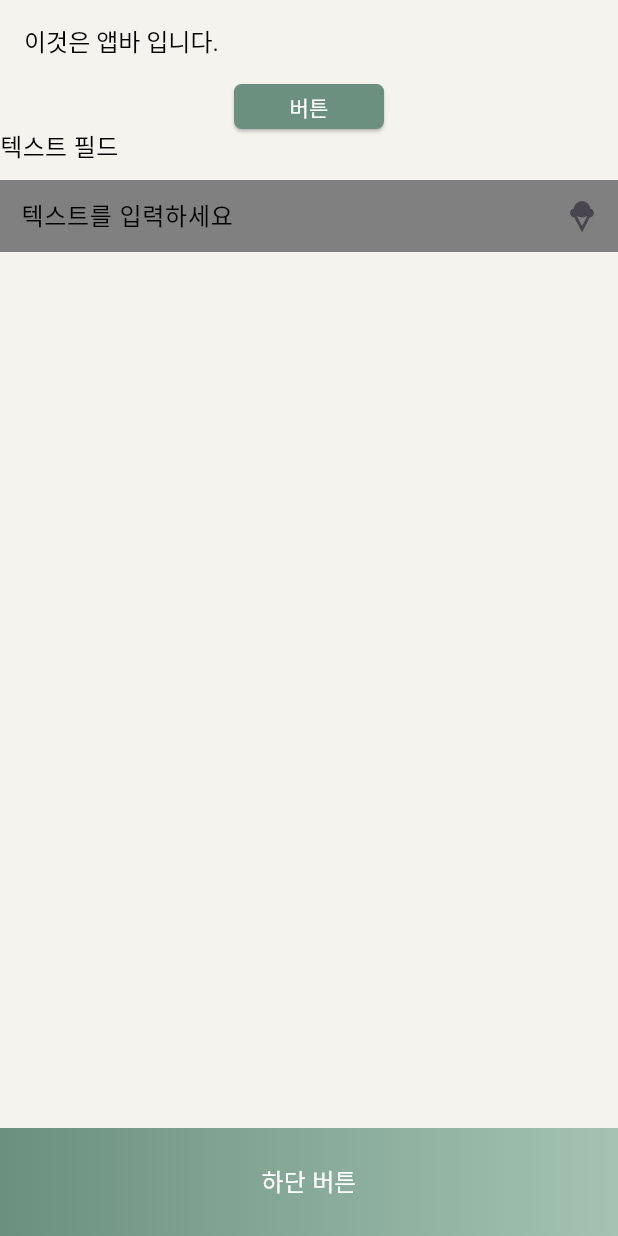
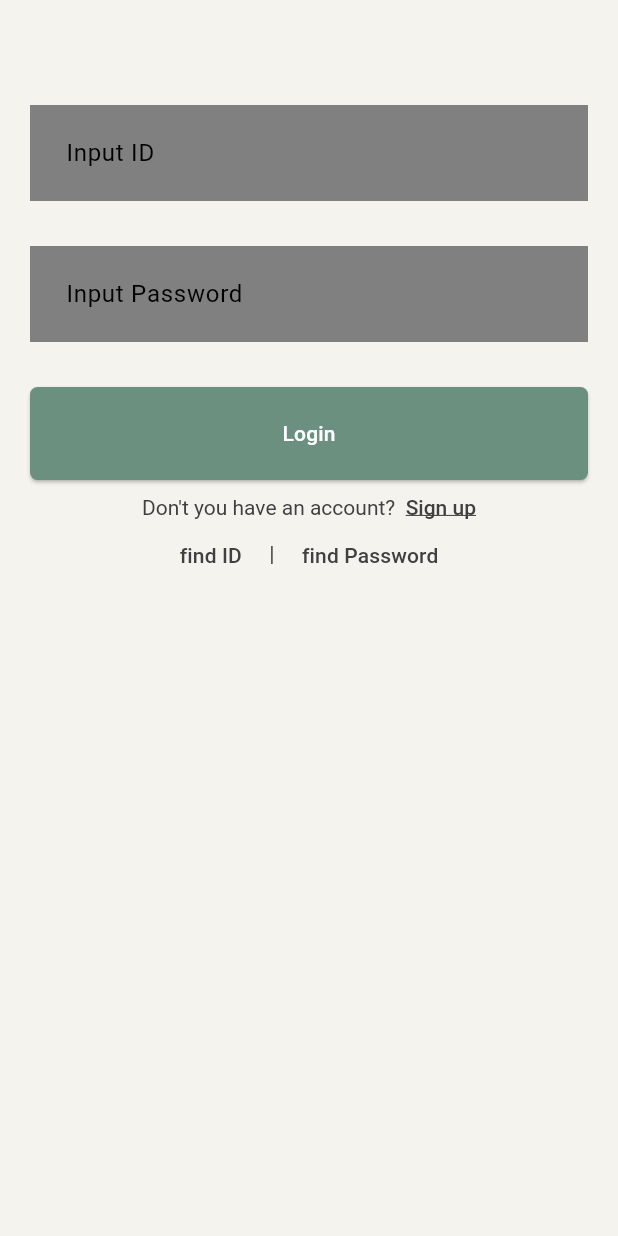
Before and after one commit to nhmin08/share_diary, a Flutter app: the screen it shows after launch, on a phone screen of 412 x 824 dp. Run offline on Flutter 3.47's test engine with Material 3 defaults, Android fonts, the phone set to English and light mode, and no system bars; our stand-ins replace dio, flutter_secure_storage, get; missing offline and left inert: check_sign_up_format; Roboto replaces fonts that are missing (MaruBuri).

Commit message:
feat: 로그인 페이지 추가

```diff
--- a/lib/main.dart
+++ b/lib/main.dart
@@ -12,13 +12,12 @@ class MyApp extends StatelessWidget {
 
   @override
   Widget build(BuildContext context) {
-    //myColors = Theme.of(context).extension<MyThemeColor>()!;
     return GetMaterialApp(
-      title: 'Flutter test',
+      title: 'Share Diary',
       theme: MyTheme.lightTheme,
       darkTheme: MyTheme.darkTheme,
       themeMode: ThemeMode.system,
-      home: const TestView(),
+      home: const LoginView(),
     );
   }
 }
--- a/lib/single_import.dart
+++ b/lib/single_import.dart
@@ -4,14 +4,17 @@ export 'package:share_diary/view/components/my_button.dart';
 export 'package:share_diary/view/components/my_text_field.dart';
 export 'package:share_diary/view/components/my_dialog.dart';
 
-export 'package:share_diary/view/test_view.dart';
-export 'package:share_diary/view/test_two_view.dart';
+export 'package:share_diary/view/test/test_view.dart';
+export 'package:share_diary/view/test/test_two_view.dart';
+
+export 'package:share_diary/view/login_view.dart';
 
 //view model
-
+export 'package:share_diary/view_model/login_view_model.dart';
 
 //model
 
 //utils
 export 'package:share_diary/utils/theme/my_colors.dart';
 export 'package:share_diary/utils/theme/theme.dart';
+export 'package:share_diary/utils/api.dart';
--- a/lib/utils/theme/theme.dart
+++ b/lib/utils/theme/theme.dart
@@ -1,7 +1,6 @@
 import 'package:flutter/material.dart';
 
 import 'package:share_diary/single_import.dart';
-
 
 // extension BuildContextExtensions on BuildContext{
 //   ThemeData get theme => Theme.of(this);
@@ -9,16 +8,20 @@ import 'package:share_diary/single_import.dart';
 
 late MyThemeColor myColors;
 
-class MyTheme{
+class MyTheme {
   static final ThemeData lightTheme = ThemeData(
-    extensions:  const <ThemeExtension<dynamic>>[
-      MyThemeColor.light,
-    ]
-  );
+      colorScheme: ColorScheme.fromSeed(seedColor: const Color(0xff6B9080)),
+      useMaterial3: true,
+      fontFamily: 'MaruBuri',
+      extensions: const <ThemeExtension<dynamic>>[
+        MyThemeColor.light,
+      ]);
 
   static final ThemeData darkTheme = ThemeData(
-      extensions:  const <ThemeExtension<dynamic>>[
+      colorScheme: ColorScheme.fromSeed(seedColor: const Color(0xff6B9080)),
+      useMaterial3: true,
+      fontFamily: 'MaruBuri',
+      extensions: const <ThemeExtension<dynamic>>[
         MyThemeColor.dark,
-      ]
-  );
+      ]);
 }
--- a/lib/view/components/my_text_field.dart
+++ b/lib/view/components/my_text_field.dart
@@ -93,10 +93,16 @@ class MyTextField {
           decoration: InputDecoration(
             contentPadding: const EdgeInsetsDirectional.all(20),
             filled: true,
-            fillColor: myColors.myColorGray500,
+            fillColor: myColors.myColorGray300,
             hintText: hintText,
-            hintStyle: TextStyle(color: myColors.myColorGray500, fontSize: 16),
-            errorStyle: TextStyle(color: myColors.myErrorColor, fontSize: 16),
+            hintStyle: TextStyle(
+                fontSize: 16,
+                color: myColors.myColorGray500
+            ),
+            errorStyle: TextStyle(
+                fontSize: 12,
+                color: myColors.myErrorColor
+            ),
             enabledBorder: InputBorder.none,
             focusedBorder: InputBorder.none,
             focusedErrorBorder: InputBorder.none,
--- /dev/null
+++ b/lib/view/login_view.dart
@@ -0,0 +1,111 @@
+import 'package:check_sign_up_format/check_sign_up_format.dart';
+import 'package:flutter/gestures.dart';
+import 'package:flutter/material.dart';
+import 'package:get/get.dart';
+
+import 'package:share_diary/single_import.dart';
+
+class LoginView extends StatefulWidget {
+  const LoginView({super.key});
+
+  @override
+  State<LoginView> createState() => LoginViewState();
+}
+
+class LoginViewState extends State<LoginView> {
+  MyTextField myTextField = MyTextField();
+  MyButton myButton = MyButton();
+
+  LoginViewModel loginViewModel = Get.put(LoginViewModel());
+
+  @override
+  Widget build(BuildContext context) {
+    myColors = Theme.of(context).extension<MyThemeColor>()!;
+
+    return Scaffold(
+      backgroundColor: myColors.myColorBackground,
+      body: SafeArea(
+          child: Padding(
+        padding: const EdgeInsetsDirectional.fromSTEB(20, 40, 20, 30),
+        child: Center(
+          child: Column(
+            children: [
+              const SizedBox(height: 30),
+              myTextField.loginTextField(
+                  loginViewModel.idFormKey,
+                  loginViewModel.idFocusNode,
+                  loginViewModel.idTextController, (value) {
+                setState(() {
+                  loginViewModel.idSaved(value);
+                });
+              }, Validator.idValidator, 'Input ID', null, false),
+              const SizedBox(height: 30),
+              myTextField.loginTextField(
+                  loginViewModel.passwordFormKey,
+                  loginViewModel.passwordFocusNode,
+                  loginViewModel.passwordTextController, (value) {
+                setState(() {
+                  loginViewModel.passwordSaved(value);
+                });
+              }, Validator.passwordValidator, 'Input Password', null, true),
+              const SizedBox(height: 30),
+              myButton.normalButton(double.infinity, 62, () {
+                loginViewModel.login();
+              }, 'Login'),
+              signUpButton(),
+              Row(
+                children: [
+                  const Spacer(),
+                  findButton(() {}, 'find ID'),
+                  SizedBox(
+                      height: 12,
+                      child: VerticalDivider(
+                        color: myColors.myColorGray400,
+                      )),
+                  findButton(() {}, 'find Password'),
+                  const Spacer(),
+                ],
+              )
+            ],
+          ),
+        ),
+      )),
+    );
+  }
+
+  Widget findButton(VoidCallback? callback, String buttonText) {
+    return TextButton(
+        onPressed: () {
+          callback!();
+        },
+        child: Text(
+          buttonText,
+          style: TextStyle(
+            color: myColors.myColorGray400,
+          ),
+        ));
+  }
+
+  Widget signUpButton() {
+    return Padding(
+      padding: const EdgeInsetsDirectional.only(top: 10),
+      child: RichText(
+        text: TextSpan(children: [
+          TextSpan(
+              text: "Don't you have an account?  ",
+              style: TextStyle(color: myColors.myColorGray400)),
+          TextSpan(
+              text: 'Sign up',
+              style: TextStyle(
+                  color: myColors.myColorGray400,
+                  fontWeight: FontWeight.w500,
+                  decoration: TextDecoration.underline),
+              recognizer: TapGestureRecognizer()
+                ..onTap = () {
+                  debugPrint('go to sign up page');
+                })
+        ]),
+      ),
+    );
+  }
+}
--- a/lib/view/test_view.dart
+++ /dev/null
@@ -1,64 +0,0 @@
-import 'package:flutter/material.dart';
-import 'package:get/get.dart';
-
-import 'package:share_diary/single_import.dart';
-
-class TestView extends StatefulWidget {
-  const TestView({super.key});
-
-  @override
-  TestViewState createState() => TestViewState();
-}
-
-class TestViewState extends State<TestView> {
-  MyAppBar myAppBar = MyAppBar();
-  MyButton myButton = MyButton();
-  MyTextField myTextField = MyTextField();
-
-  final testFormKey = GlobalKey<FormState>();
-
-  final FocusNode testFocusNode = FocusNode();
-
-  final TextEditingController testController = TextEditingController();
-
-  @override
-  Widget build(BuildContext context) {
-    myColors = Theme.of(context).extension<MyThemeColor>()!;
-
-    return Scaffold(
-      backgroundColor: myColors.myColorBackground,
-      appBar: myAppBar.titleAppbar('이것은 앱바 입니다.'),
-      body: Center(
-        child: Column(
-          children: [
-            myButton.normalButton(100, 30, () {
-              Get.to(() => const TestTwoView());
-            }, '버튼'),
-            myTextField.titleTextField(
-                testFormKey,
-                testFocusNode,
-                testController,
-                false,
-                () {},
-                () {},
-                '텍스트 필드',
-                '텍스트를 입력하세요',
-                const Icon(Icons.icecream),
-                null,
-                false),
-            const Spacer(),
-            myButton.gradientButton(72, true, () {
-              Get.dialog(MyDialog(
-                content: '다이얼로그',
-                cancelFunction: (){Get.back();},
-                cancelMsg: '취소',
-                confirmFunction: (){Get.back();},
-                confirmMsg: '확인',
-              ));
-            }, '하단 버튼'),
-          ],
-        ),
-      ),
-    );
-  }
-}
--- /dev/null
+++ b/lib/view_model/login_view_model.dart
@@ -0,0 +1,80 @@
+import 'package:flutter/material.dart';
+import 'package:flutter_secure_storage/flutter_secure_storage.dart';
+import 'package:get/get.dart';
+
+import 'package:share_diary/single_import.dart';
+
+class LoginViewModel extends GetxController{
+  Api api = Api();
+
+  final idFormKey = GlobalKey<FormState>();
+  final passwordFormKey = GlobalKey<FormState>();
+
+  final FocusNode idFocusNode = FocusNode();
+  final FocusNode passwordFocusNode = FocusNode();
+
+  final TextEditingController idTextController = TextEditingController();
+  final TextEditingController passwordTextController = TextEditingController();
+
+  String id = '';
+  String password = '';
+
+  bool idValidate = true;
+  bool passwordValidate = true;
+
+  idSaved(String value) {
+    id = value;
+  }
+
+  passwordSaved(String value) {
+    password = value;
+  }
+
+  login() async {
+    idFormKey.currentState!.save();
+    passwordFormKey.currentState!.save();
+
+    idValidate = idFormKey.currentState!.validate();
+    passwordValidate = passwordFormKey.currentState!.validate();
+
+    debugPrint('idValidate : ${idValidate.toString()}');
+    debugPrint('pwValidate : ${idValidate.toString()}');
+
+    if(idValidate && passwordValidate){
+      //여기 내용은 백엔드에 따라 달라짐 일단 참고만 하세용~
+      // dynamic data = {
+      //   'userName': id,
+      //   'password': password,
+      // };
+      //
+      // dynamic response = await api.requestApi(
+      //     HttpMethodType.post, constants.baseUrl, constants.hospitalLogin,
+      //     data: data, formJson: LoginModel.fromJson);
+      //
+      // debugPrint('로그인 response : ${response.toString()}');
+      //
+      // if (response != null) {
+      //   if (response != false) {
+      //     const storage = FlutterSecureStorage();
+      //     await storage.write(key: 'accessToken', value: 'Bearer ${response.accessToken}');
+      //     await storage.write(key: 'afterLogin', value: 'true');
+      //
+      //     await getUserInfo();
+      //
+      //     Get.off(() => const HomeView());
+      //   } else {
+      //     Get.dialog(MyDialog(
+      //       content: api.errorMessage,
+      //       confirmMsg: '확인',
+      //       confirmFunction: () {
+      //         Get.back();
+      //       },
+      //     ));
+      //   }
+      // }
+      // return response;
+    }else{
+      return;
+    }
+  }
+}
```
Also changed, not shown: lib/view/test_two_view.dart (deleted, +0 -22 lines), pubspec.yaml (+15 -6 lines), pubspec.lock, 7 other files.
